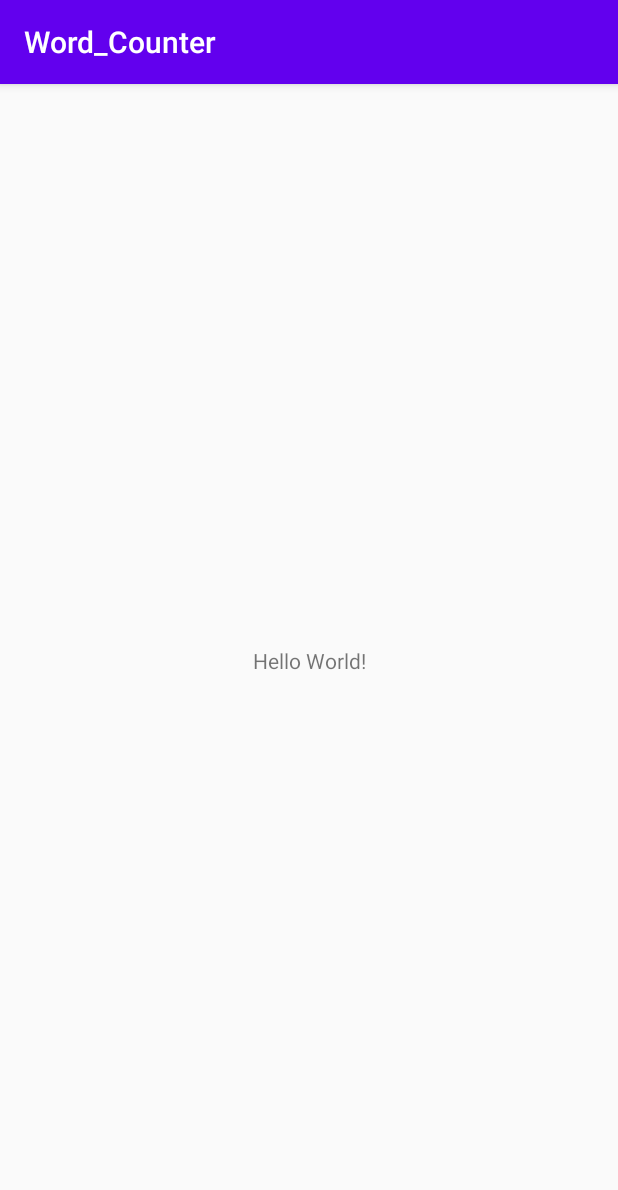
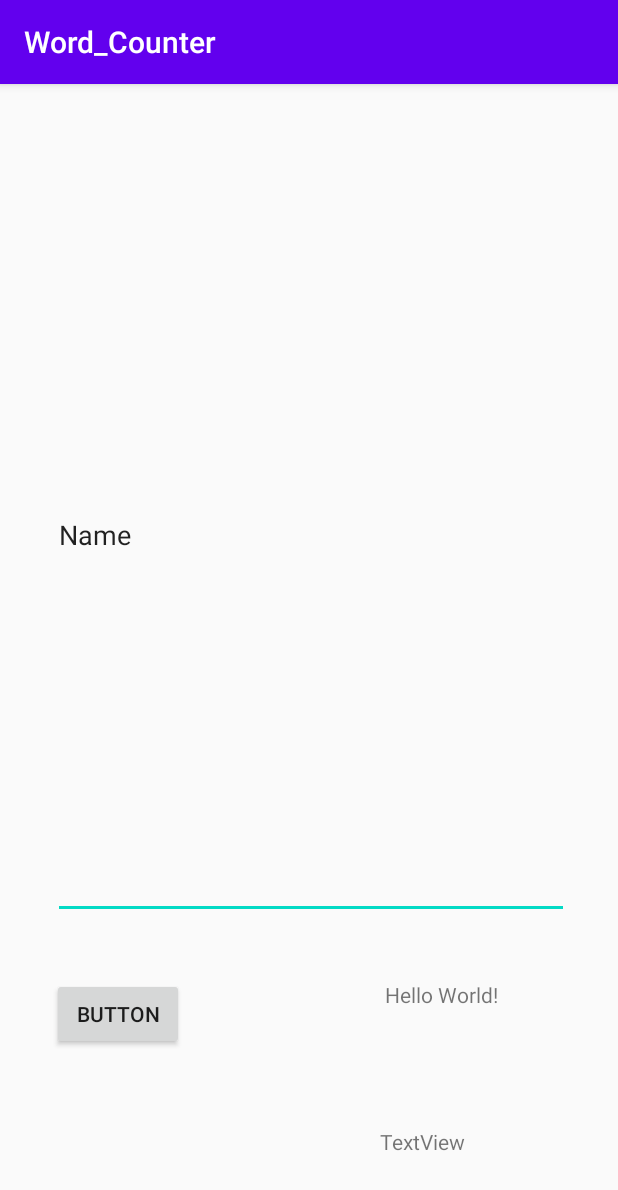
Before and after one commit to Ermyderis/Word_Counter, an Android app: the screen it shows after launch (MainActivity), on a phone screen of 412 x 824 dp. Shown: the top 1190 px of the screen. Run offline under Robolectric (Android 15) with nearby library versions, the phone set to English and light mode, and no system bars.

Commit message:
put fields

```diff
--- a/app/src/main/java/com/example/word_counter/MainActivity.java
+++ b/app/src/main/java/com/example/word_counter/MainActivity.java
@@ -1,6 +1,7 @@
 package com.example.word_counter;
 
 import androidx.appcompat.app.AppCompatActivity;
+
 
 import android.os.Bundle;
 
--- a/app/src/main/res/layout/activity_main.xml
+++ b/app/src/main/res/layout/activity_main.xml
@@ -7,12 +7,54 @@
     tools:context=".MainActivity">
 
     <TextView
+        android:id="@+id/word_Counter"
+        android:layout_width="120dp"
+        android:layout_height="68dp"
+        android:text="Hello World!"
+        app:layout_constraintBottom_toBottomOf="parent"
+        app:layout_constraintHorizontal_bias="0.879"
+        app:layout_constraintLeft_toLeftOf="parent"
+        app:layout_constraintRight_toRightOf="parent"
+        app:layout_constraintTop_toTopOf="parent"
+        app:layout_constraintVertical_bias="0.853" />
+
+    <Button
+        android:id="@+id/button"
         android:layout_width="wrap_content"
         android:layout_height="wrap_content"
-        android:text="Hello World!"
+        android:text="@string/count"
         app:layout_constraintBottom_toBottomOf="parent"
-        app:layout_constraintLeft_toLeftOf="parent"
-        app:layout_constraintRight_toRightOf="parent"
-        app:layout_constraintTop_toTopOf="parent" />
+        app:layout_constraintEnd_toEndOf="parent"
+        app:layout_constraintHorizontal_bias="0.108"
+        app:layout_constraintStart_toStartOf="parent"
+        app:layout_constraintTop_toTopOf="parent"
+        app:layout_constraintVertical_bias="0.828" />
+
+    <TextView
+        android:id="@+id/simbol_Counter"
+        android:layout_width="123dp"
+        android:layout_height="55dp"
+        android:text="@string/simbolview"
+        app:layout_constraintBottom_toBottomOf="parent"
+        app:layout_constraintEnd_toEndOf="parent"
+        app:layout_constraintHorizontal_bias="0.878"
+        app:layout_constraintStart_toStartOf="parent"
+        app:layout_constraintTop_toTopOf="parent"
+        app:layout_constraintVertical_bias="0.976" />
+
+    <EditText
+        android:id="@+id/editTextTextPersonName3"
+        android:layout_width="344dp"
+        android:layout_height="511dp"
+        android:ems="10"
+        android:inputType="textPersonName"
+        android:text="@string/yourtext"
+        app:layout_constraintBottom_toBottomOf="parent"
+        app:layout_constraintEnd_toEndOf="parent"
+        app:layout_constraintHorizontal_bias="0.522"
+        app:layout_constraintStart_toStartOf="parent"
+        app:layout_constraintTop_toTopOf="parent"
+        app:layout_constraintVertical_bias="0.177"
+        android:importantForAutofill="no" />
 
 </androidx.constraintlayout.widget.ConstraintLayout>
--- a/app/src/main/res/values/strings.xml
+++ b/app/src/main/res/values/strings.xml
@@ -1,3 +1,8 @@
 <resources>
     <string name="app_name">Word_Counter</string>
+    <string name="You_Text">Your_Text</string>
+    <string name="count">Button</string>
+    <string name="simbolview">TextView</string>
+    <string name="youText">Name</string>
+    <string name="yourtext">Name</string>
 </resources>
```
